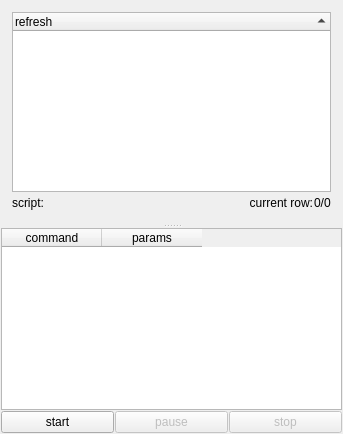
The window that SaSH/form/scriptform.ui (bestkakkoii/SaSH) describes before a commit, drawn with Qt 5.
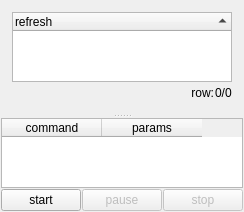
The same window after the commit.

The edit to the form file:
```diff
--- a/SaSH/form/scriptform.ui
+++ b/SaSH/form/scriptform.ui
@@ -6,13 +6,16 @@
    <rect>
     <x>0</x>
     <y>0</y>
-    <width>343</width>
-    <height>434</height>
+    <width>233</width>
+    <height>202</height>
    </rect>
   </property>
   <property name="windowTitle">
    <string>ScriptForm</string>
   </property>
+  <property name="styleSheet">
+   <string notr="true"/>
+  </property>
   <layout class="QGridLayout" name="gridLayout">
    <property name="leftMargin">
     <number>1</number>
@@ -64,13 +67,6 @@
            <property name="spacing">
             <number>1</number>
            </property>
-           <item>
-            <widget class="QLabel" name="label_script_path">
-             <property name="text">
-              <string>script:</string>
-             </property>
-            </widget>
-           </item>
            <item>
             <widget class="QLabel" name="label_path">
              <property name="text">
@@ -94,7 +90,7 @@
            <item>
             <widget class="QLabel" name="label_script_row">
              <property name="text">
-              <string>current row:</string>
+              <string>row:</string>
              </property>
              <property name="alignment">
               <set>Qt::AlignRight|Qt::AlignTrailing|Qt::AlignVCenter</set>
```
